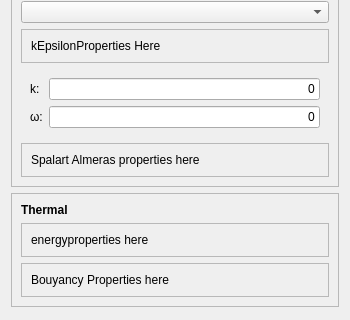
Qt form TaskPanelCfdInitialiseInternalField.ui (jaheyns/CfdOF) before a commit; both pictures show x 0 to 350 and y 374 to 694 of the 350 by 877 pixel window.
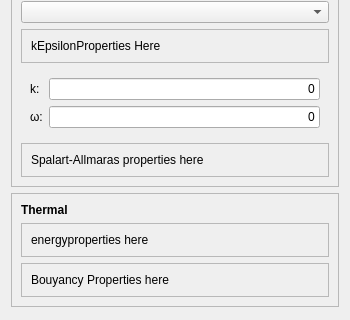
The same form after that commit. Custom widgets are drawn as their Qt base class.

Diff of the .ui file:
```diff
--- a/TaskPanelCfdInitialiseInternalField.ui
+++ b/TaskPanelCfdInitialiseInternalField.ui
@@ -383,7 +383,7 @@
          <item row="0" column="0">
           <widget class="QLabel" name="label_11">
            <property name="text">
-            <string>Spalart Almeras properties here</string>
+            <string>Spalart-Allmaras properties here</string>
            </property>
           </widget>
          </item>
```
Left out of the diff: 65 changed lines with no effect on the pictures.
